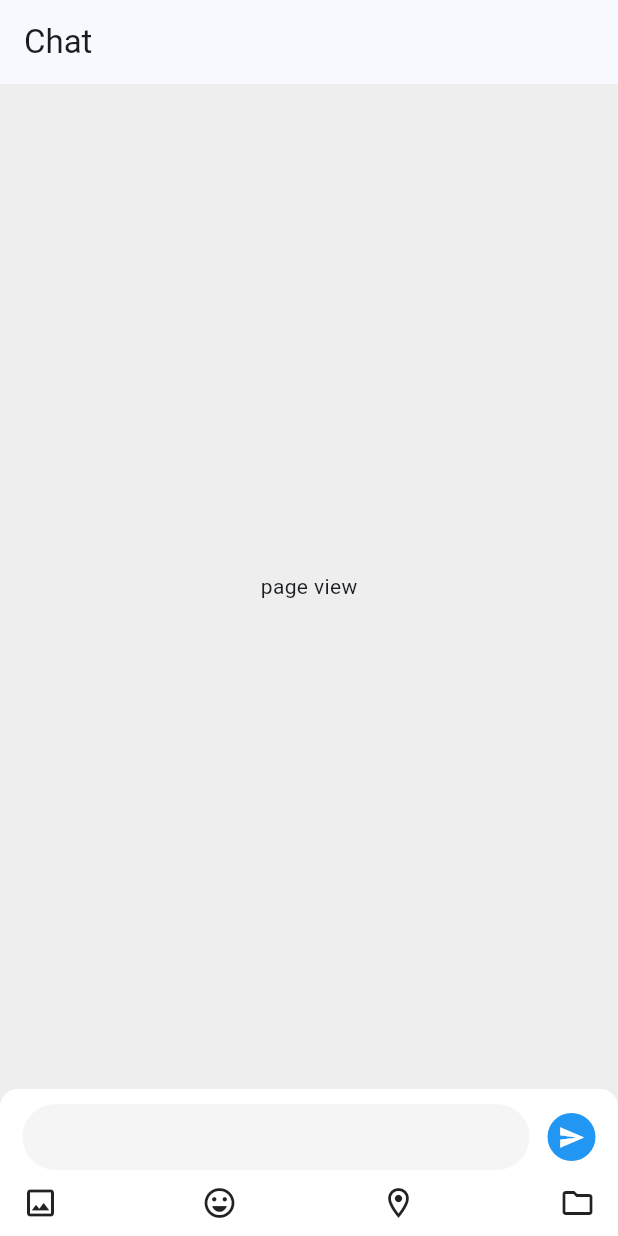
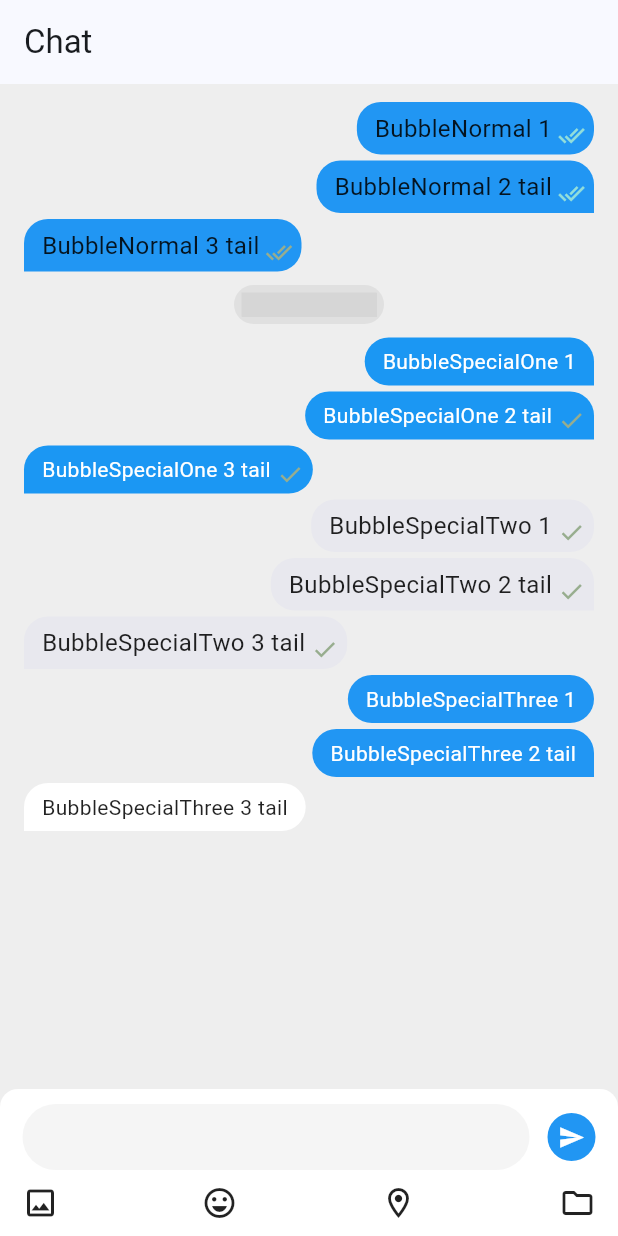
Before and after one commit to zhou-yuo/flutter-chat, a Flutter app: the ChatPage screen opened by its route, on a phone screen of 412 x 824 dp. Run offline on Flutter 3.47's test engine with Material 3 defaults, Android fonts, the phone set to English and light mode, and no system bars; drawn by our look-alikes of chat_bubbles; our stand-ins replace dio, emoji_picker_flutter, flutter_easyloading, go_router, pull_to_refresh; network calls fail; statements that could not run were skipped; grey boxes are pictures that could not be loaded.

Commit message:
chat_record

```diff
--- a/lib/pages/chat/chat.dart
+++ b/lib/pages/chat/chat.dart
@@ -1,6 +1,7 @@
 import 'package:flutter/material.dart';
 import 'package:flutter/foundation.dart' as foundation;
 import 'package:emoji_picker_flutter/emoji_picker_flutter.dart';
+import './record_view.dart';
 
 class ChatPage extends StatefulWidget {
   const ChatPage({super.key});
@@ -24,9 +25,7 @@ class _ChatPageState extends State<ChatPage> {
             child: Column(
               children: [
                 const Expanded(
-                  child: Center(
-                    child: Text('page view'),
-                  ),
+                  child: ChatRecordView(),
                 ),
                 Container(
                   width: double.infinity,
@@ -62,6 +61,9 @@ class _ChatPageState extends State<ChatPage> {
   /// input ctrl
   final TextEditingController _inputController = TextEditingController();
 
+  /// input scroll ctrl
+  final ScrollController _inputScrollController = ScrollController();
+
   /// 发送模块
   Widget sendCtrl() {
     return Row(
@@ -75,6 +77,7 @@ class _ChatPageState extends State<ChatPage> {
             ),
             child: TextField(
               controller: _inputController,
+              scrollController: _inputScrollController,
               keyboardType: TextInputType.multiline,
               maxLines: null,
               // textInputAction: TextInputAction.go,
@@ -155,6 +158,7 @@ class _ChatPageState extends State<ChatPage> {
       offstage: !emojiPickerVisible,
       child: EmojiPicker(
         textEditingController: _inputController,
+        scrollController: _inputScrollController,
         config: Config(
           height: 256,
           // Whether to filter out glyphs that platform cannot render with the default font (Android).
--- /dev/null
+++ b/lib/pages/chat/record_view.dart
@@ -0,0 +1,134 @@
+import 'package:flutter/material.dart';
+import 'package:chat_bubbles/chat_bubbles.dart';
+
+class ChatRecordView extends StatefulWidget {
+  const ChatRecordView({super.key});
+
+  @override
+  State<ChatRecordView> createState() => _ChatRecordViewState();
+}
+
+class _ChatRecordViewState extends State<ChatRecordView> {
+  final now = DateTime.now();
+
+  @override
+  Widget build(BuildContext context) {
+    return SingleChildScrollView(
+      child: Column(
+        children: [
+          const SizedBox(
+            height: 10,
+          ),
+          BubbleNormal(
+            text: 'BubbleNormal 1',
+            isSender: true,
+            color: Colors.blue,
+            tail: false,
+            sent: true,
+            delivered: true,
+            seen: true,
+          ),
+          BubbleNormal(
+            text: 'BubbleNormal 2 tail',
+            isSender: true,
+            color: Colors.blue,
+            tail: true,
+            seen: true,
+          ),
+          BubbleNormal(
+            text: 'BubbleNormal 3 tail',
+            isSender: false,
+            color: Colors.blue,
+            tail: true,
+            sent: false,
+            delivered: true,
+          ),
+          DateChip(
+            date: DateTime(now.year, now.month, now.day - 2),
+            color: Colors.grey.shade300,
+          ),
+          const BubbleSpecialOne(
+            text: 'BubbleSpecialOne 1',
+            color: Color(0xFF1B97F3),
+            textStyle: TextStyle(
+              fontSize: 14,
+              color: Colors.white,
+            ),
+          ),
+          const BubbleSpecialOne(
+              text: 'BubbleSpecialOne 2 tail',
+              color: Color(0xFF1B97F3),
+              textStyle: TextStyle(
+                fontSize: 14,
+                color: Colors.white,
+              ),
+              tail: true,
+              sent: true),
+          const BubbleSpecialOne(
+            text: 'BubbleSpecialOne 3 tail',
+            color: Color(0xFF1B97F3),
+            textStyle: TextStyle(
+              fontSize: 14,
+              color: Colors.white,
+            ),
+            isSender: false,
+            tail: true,
+            sent: true,
+          ),
+          const BubbleSpecialTwo(
+            text: 'BubbleSpecialTwo 1',
+            isSender: true,
+            color: Color(0xFFE8E8EE),
+            sent: true,
+            tail: false,
+          ),
+          const BubbleSpecialTwo(
+            text: 'BubbleSpecialTwo 2 tail',
+            isSender: true,
+            color: Color(0xFFE8E8EE),
+            sent: true,
+            tail: true,
+          ),
+          const BubbleSpecialTwo(
+            text: 'BubbleSpecialTwo 3 tail',
+            isSender: false,
+            color: Color(0xFFE8E8EE),
+            sent: true,
+            tail: true,
+          ),
+          const BubbleSpecialThree(
+            text: 'BubbleSpecialThree 1',
+            color: Colors.blue,
+            textStyle: TextStyle(
+              fontSize: 14,
+              color: Colors.white,
+            ),
+            tail: false,
+          ),
+          const BubbleSpecialThree(
+            text: 'BubbleSpecialThree 2 tail',
+            color: Colors.blue,
+            textStyle: TextStyle(
+              fontSize: 14,
+              color: Colors.white,
+            ),
+            tail: true,
+          ),
+          const BubbleSpecialThree(
+            text: 'BubbleSpecialThree 3 tail',
+            isSender: false,
+            color: Colors.white,
+            textStyle: TextStyle(
+              fontSize: 14,
+              color: Colors.black87,
+            ),
+            tail: true,
+          ),
+          const SizedBox(
+            height: 10,
+          ),
+        ],
+      ),
+    );
+  }
+}
--- a/pubspec.yaml
+++ b/pubspec.yaml
@@ -48,6 +48,8 @@ dependencies:
   web_socket_channel: ^3.0.0
   # emoji picker
   emoji_picker_flutter: ^2.2.0
+  #chat_bubbles
+  chat_bubbles: ^1.6.0
 
 dev_dependencies:
   flutter_test:
```
Also changed, not shown: pubspec.lock.
